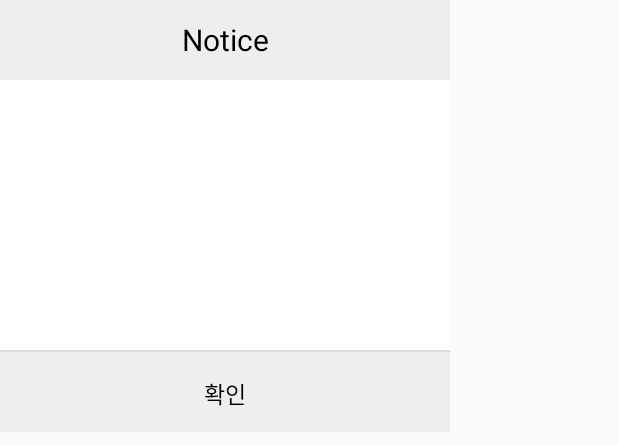
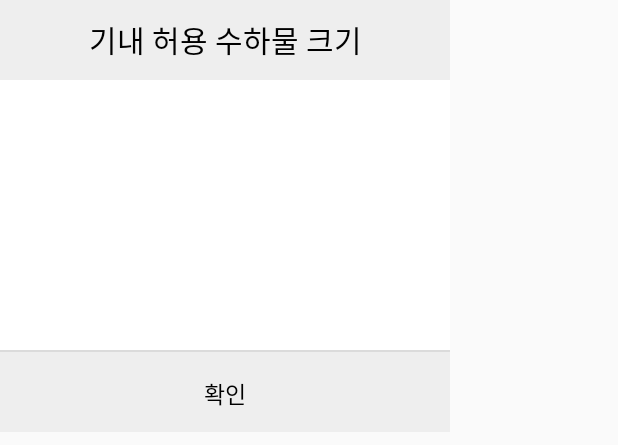
Before and after one commit to SerpentScrew/arTeam2, an Android app: the layout activity_result.xml on its own in the app's theme, with its tools: preview values and no code run, on a phone screen of 412 x 824 dp. Shown: the top 445 px of the screen. Run offline under Robolectric (Android 15) with nearby library versions, the phone set to English and light mode, and no system bars.

Commit message:
거의 최종

```diff
--- a/app/src/main/java/com/example/arteam2/Activity/ResultActivity.java
+++ b/app/src/main/java/com/example/arteam2/Activity/ResultActivity.java
@@ -45,7 +45,7 @@ public class ResultActivity extends Activity {
         //data[1] == width;
         //data[0] == length
 
-        result.setText("결과 : " + (int)data[2] + " x " + (int)data[1] + " x " + (int)data[0] + " cm");
+        result.setText("측정 결과 : " + (int)data[2] + " x " + (int)data[1] + " x " + (int)data[0] + " cm");
         standard.setText("기준 : " + (int)mainActivity.getSize()[0] + " x " + (int)mainActivity.getSize()[1] + " x " + (int)mainActivity.getSize()[2] + " cm");
 
         if(data[2] < mainActivity.getSize()[0] && data[1] < mainActivity.getSize()[1] && data[0] < mainActivity.getSize()[2]) {
@@ -53,7 +53,7 @@ public class ResultActivity extends Activity {
         }
         else
         {
-            pass.setText("커요!");
+            pass.setText("너무 커요!");
         }
 
     }
--- a/app/src/main/res/layout/activity_result.xml
+++ b/app/src/main/res/layout/activity_result.xml
@@ -11,7 +11,7 @@
         android:layout_width="match_parent"
         android:layout_height="wrap_content">
         <TextView
-            android:text="Notice"
+            android:text="기내 허용 수하물 크기"
             android:textSize="20sp"
             android:textColor="#000000"
 
```
